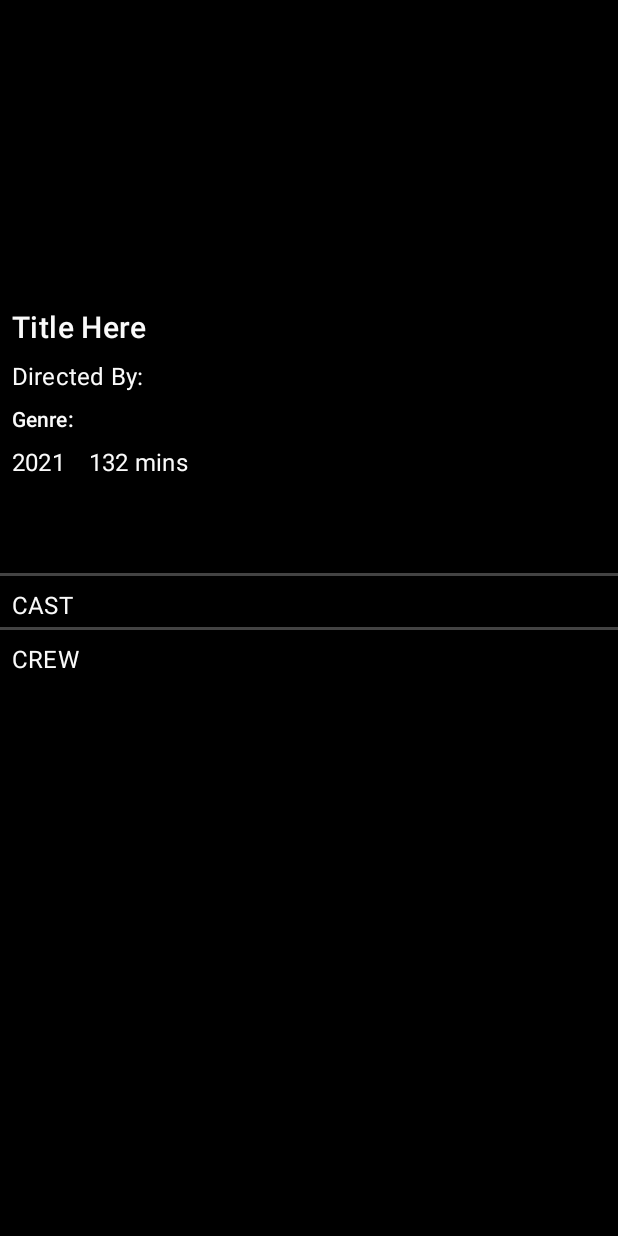
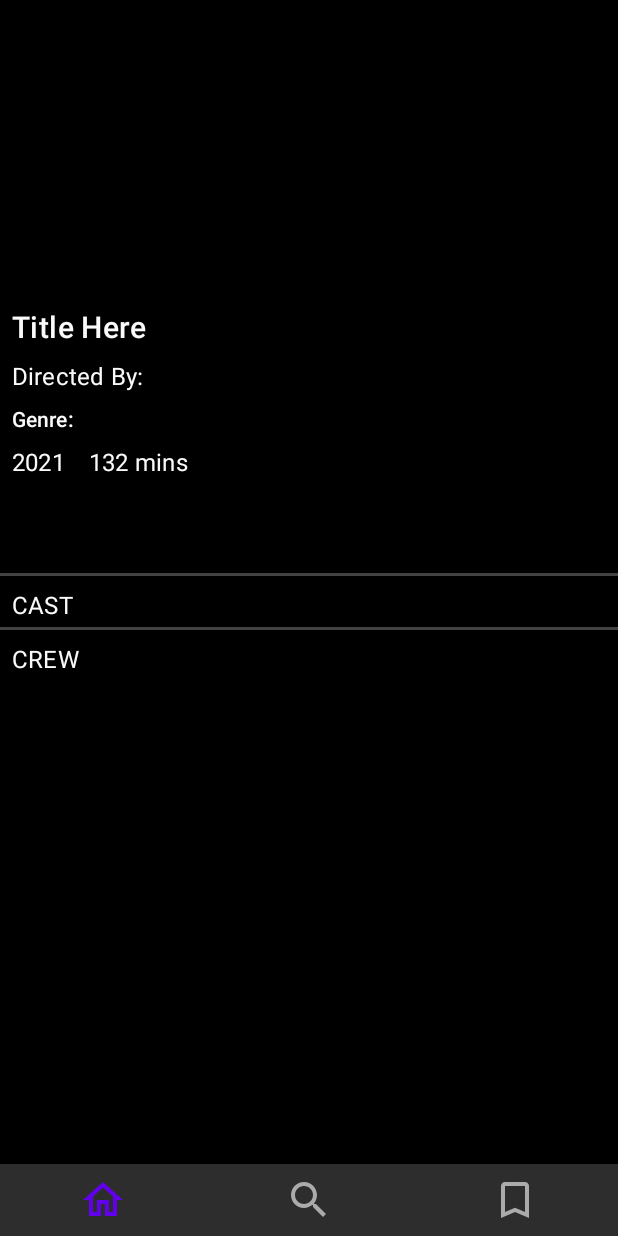
Before and after one commit to austinwark/BetterBox, an Android app: the layout activity_movie_details.xml on its own in the app's theme, with its tools: preview values and no code run, on a phone screen of 412 x 824 dp. Run offline under Robolectric (Android 15) with nearby library versions, the phone set to English and light mode, and no system bars.

Commit message:
Added bottom nav bar. WIP needs to hide on scroll.

```diff
--- a/app/src/main/java/com/sandboxcode/betterbox/activities/PopularMoviesActivity.java
+++ b/app/src/main/java/com/sandboxcode/betterbox/activities/PopularMoviesActivity.java
@@ -15,6 +15,7 @@ import androidx.recyclerview.widget.GridLayoutManager;
 import androidx.recyclerview.widget.RecyclerView;
 import androidx.swiperefreshlayout.widget.SwipeRefreshLayout;
 
+import com.google.android.material.appbar.MaterialToolbar;
 import com.google.android.material.floatingactionbutton.FloatingActionButton;
 import com.sandboxcode.betterbox.R;
 import com.sandboxcode.betterbox.adapters.PopularMoviesAdapter;
@@ -41,6 +42,9 @@ public class PopularMoviesActivity extends AppCompatActivity {
     protected void onCreate(Bundle savedInstanceState) {
         super.onCreate(savedInstanceState);
         setContentView(R.layout.activity_popular_movies);
+
+//        MaterialToolbar toolbar = findViewById(R.id.toolbar);
+//        setSupportActionBar(toolbar);
 
         pageCount = 1;
 
--- /dev/null
+++ b/app/src/main/res/drawable/ic_baseline_bookmark_border_24.xml
@@ -0,0 +1,5 @@
+<vector android:height="24dp" android:tint="#FAFAFA"
+    android:viewportHeight="24" android:viewportWidth="24"
+    android:width="24dp" xmlns:android="http://schemas.android.com/apk/res/android">
+    <path android:fillColor="@android:color/white" android:pathData="M17,3L7,3c-1.1,0 -1.99,0.9 -1.99,2L5,21l7,-3 7,3L19,5c0,-1.1 -0.9,-2 -2,-2zM17,18l-5,-2.18L7,18L7,5h10v13z"/>
+</vector>
--- /dev/null
+++ b/app/src/main/res/drawable/ic_baseline_search_24.xml
@@ -0,0 +1,5 @@
+<vector android:height="24dp" android:tint="#FAFAFA"
+    android:viewportHeight="24" android:viewportWidth="24"
+    android:width="24dp" xmlns:android="http://schemas.android.com/apk/res/android">
+    <path android:fillColor="@android:color/white" android:pathData="M15.5,14h-0.79l-0.28,-0.27C15.41,12.59 16,11.11 16,9.5 16,5.91 13.09,3 9.5,3S3,5.91 3,9.5 5.91,16 9.5,16c1.61,0 3.09,-0.59 4.23,-1.57l0.27,0.28v0.79l5,4.99L20.49,19l-4.99,-5zM9.5,14C7.01,14 5,11.99 5,9.5S7.01,5 9.5,5 14,7.01 14,9.5 11.99,14 9.5,14z"/>
+</vector>
--- /dev/null
+++ b/app/src/main/res/drawable/ic_outline_home_24.xml
@@ -0,0 +1,5 @@
+<vector android:height="24dp" android:tint="#FAFAFA"
+    android:viewportHeight="24" android:viewportWidth="24"
+    android:width="24dp" xmlns:android="http://schemas.android.com/apk/res/android">
+    <path android:fillColor="@android:color/white" android:pathData="M12,5.69l5,4.5V18h-2v-6H9v6H7v-7.81l5,-4.5M12,3L2,12h3v8h6v-6h2v6h6v-8h3L12,3z"/>
+</vector>
--- a/app/src/main/res/layout/activity_movie_details.xml
+++ b/app/src/main/res/layout/activity_movie_details.xml
@@ -1,15 +1,21 @@
 <?xml version="1.0" encoding="utf-8"?>
-
-<ScrollView
+<androidx.coordinatorlayout.widget.CoordinatorLayout
     xmlns:android="http://schemas.android.com/apk/res/android"
     xmlns:app="http://schemas.android.com/apk/res-auto"
     android:layout_width="match_parent"
+    android:layout_height="match_parent">
+
+    <ScrollView
+        android:layout_width="match_parent"
         android:layout_height="match_parent"
-    android:background="#000000">
+        android:background="#000000"
+        android:layout_marginBottom="48dp"
+        >
 
         <androidx.constraintlayout.widget.ConstraintLayout
             android:layout_width="match_parent"
-        android:layout_height="wrap_content">
+            android:layout_height="wrap_content"
+            >
 
             <ImageView
                 android:id="@+id/activity_movie_details_backdrop"
@@ -205,3 +211,17 @@
         </androidx.constraintlayout.widget.ConstraintLayout>
 
     </ScrollView>
+
+    <com.google.android.material.bottomnavigation.BottomNavigationView
+        android:id="@+id/activity_popular_movies_bottom_nav"
+        android:layout_width="match_parent"
+        android:layout_height="48dp"
+        app:layout_constraintBottom_toBottomOf="parent"
+        app:menu="@menu/menu_bottom_nav"
+        android:layout_gravity="bottom"
+        app:layout_behavior="@string/hide_bottom_view_on_scroll_behavior"
+        app:itemIconSize="32dp"
+
+        />
+
+</androidx.coordinatorlayout.widget.CoordinatorLayout>
--- /dev/null
+++ b/app/src/main/res/menu/menu_bottom_nav.xml
@@ -0,0 +1,23 @@
+<?xml version="1.0" encoding="utf-8"?>
+<menu xmlns:android="http://schemas.android.com/apk/res/android">
+
+    <item
+        android:id="@+id/item_bottom_nav_home"
+        android:enabled="true"
+        android:icon="@drawable/ic_outline_home_24"
+        android:title=""
+        />
+
+    <item
+        android:id="@+id/item_bottom_nav_search"
+        android:enabled="true"
+        android:icon="@drawable/ic_baseline_search_24"
+        android:title=""/>
+
+    <item
+        android:id="@+id/item_bottom_nav_saved"
+        android:enabled="true"
+        android:icon="@drawable/ic_baseline_bookmark_border_24"
+        android:title=""/>
+
+</menu>
--- a/app/src/main/res/values/themes.xml
+++ b/app/src/main/res/values/themes.xml
@@ -1,6 +1,6 @@
 <resources xmlns:tools="http://schemas.android.com/tools">
     <!-- Base application theme. -->
-    <style name="Theme.BetterBox" parent="Theme.MaterialComponents.DayNight.DarkActionBar">
+    <style name="Theme.BetterBox" parent="Theme.MaterialComponents.NoActionBar">
         <!-- Primary brand color. -->
         <item name="colorPrimary">@color/purple_500</item>
         <item name="colorPrimaryVariant">@color/purple_700</item>
```
Also changed, not shown: app/src/main/res/layout/activity_popular_movies.xml (+25 -4 lines), 3 other files. Lines whose indentation alone changed are shown as unchanged.
